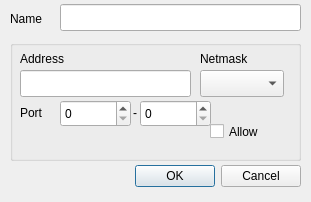
Above: newfwruledlg.ui from QubesOS/qubes-manager before the change. Below: the same form after it.
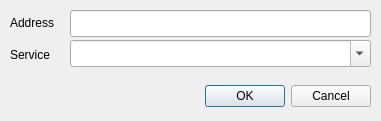
That is the form after the change.

Commit message: Simplified firewall rules edit dialogs

The edit to the form file:
```diff
--- a/newfwruledlg.ui
+++ b/newfwruledlg.ui
@@ -9,8 +9,8 @@
    <rect>
     <x>0</x>
     <y>0</y>
-    <width>311</width>
-    <height>202</height>
+    <width>381</width>
+    <height>121</height>
    </rect>
   </property>
   <property name="windowTitle">
@@ -22,9 +22,9 @@
   <widget class="QDialogButtonBox" name="buttonBox">
    <property name="geometry">
     <rect>
-     <x>30</x>
-     <y>160</y>
-     <width>271</width>
+     <x>10</x>
+     <y>80</y>
+     <width>361</width>
      <height>32</height>
     </rect>
    </property>
@@ -35,161 +35,54 @@
     <set>QDialogButtonBox::Cancel|QDialogButtonBox::Ok</set>
    </property>
   </widget>
-  <widget class="QLabel" name="label">
+  <widget class="QLabel" name="label_2">
    <property name="geometry">
     <rect>
      <x>10</x>
-     <y>10</y>
+     <y>14</y>
      <width>62</width>
      <height>17</height>
     </rect>
    </property>
    <property name="text">
-    <string>Name</string>
+    <string>Address</string>
    </property>
   </widget>
-  <widget class="QGroupBox" name="groupBox">
+  <widget class="QLineEdit" name="addressEdit">
+   <property name="geometry">
+    <rect>
+     <x>70</x>
+     <y>10</y>
+     <width>301</width>
+     <height>27</height>
+    </rect>
+   </property>
+  </widget>
+  <widget class="QLabel" name="label_4">
    <property name="geometry">
     <rect>
      <x>10</x>
+     <y>44</y>
+     <width>61</width>
+     <height>21</height>
+    </rect>
+   </property>
+   <property name="text">
+    <string>Service</string>
+   </property>
+  </widget>
+  <widget class="QComboBox" name="serviceComboBox">
+   <property name="geometry">
+    <rect>
+     <x>70</x>
      <y>40</y>
-     <width>291</width>
-     <height>121</height>
-    </rect>
-   </property>
-   <property name="title">
-    <string/>
-   </property>
-   <widget class="QLabel" name="label_2">
-    <property name="geometry">
-     <rect>
-      <x>10</x>
-      <y>10</y>
-      <width>62</width>
-      <height>17</height>
-     </rect>
-    </property>
-    <property name="text">
-     <string>Address</string>
-    </property>
-   </widget>
-   <widget class="QLabel" name="label_3">
-    <property name="geometry">
-     <rect>
-      <x>190</x>
-      <y>10</y>
-      <width>62</width>
-      <height>17</height>
-     </rect>
-    </property>
-    <property name="text">
-     <string>Netmask</string>
-    </property>
-   </widget>
-   <widget class="QCheckBox" name="allowCheckBox">
-    <property name="geometry">
-     <rect>
-      <x>200</x>
-      <y>80</y>
-      <width>71</width>
-      <height>23</height>
-     </rect>
-    </property>
-    <property name="sizePolicy">
-     <sizepolicy hsizetype="Minimum" vsizetype="Fixed">
-      <horstretch>0</horstretch>
-      <verstretch>0</verstretch>
-     </sizepolicy>
-    </property>
-    <property name="text">
-     <string>Allow</string>
-    </property>
-   </widget>
-   <widget class="QLineEdit" name="addressEdit">
-    <property name="geometry">
-     <rect>
-      <x>10</x>
-      <y>30</y>
-      <width>171</width>
-      <height>27</height>
-     </rect>
-    </property>
-   </widget>
-   <widget class="QLabel" name="label_4">
-    <property name="geometry">
-     <rect>
-      <x>10</x>
-      <y>62</y>
-      <width>31</width>
-      <height>21</height>
-     </rect>
-    </property>
-    <property name="text">
-     <string>Port</string>
-    </property>
-   </widget>
-   <widget class="QLabel" name="label_5">
-    <property name="geometry">
-     <rect>
-      <x>123</x>
-      <y>62</y>
-      <width>16</width>
-      <height>21</height>
-     </rect>
-    </property>
-    <property name="text">
-     <string>-</string>
-    </property>
-   </widget>
-   <widget class="QComboBox" name="netmaskComboBox">
-    <property name="geometry">
-     <rect>
-      <x>190</x>
-      <y>30</y>
-      <width>84</width>
-      <height>27</height>
-     </rect>
-    </property>
-   </widget>
-   <widget class="QSpinBox" name="portBeginSpinBox">
-    <property name="geometry">
-     <rect>
-      <x>50</x>
-      <y>60</y>
-      <width>71</width>
-      <height>27</height>
-     </rect>
-    </property>
-    <property name="maximum">
-     <number>65535</number>
-    </property>
-    <property name="value">
-     <number>0</number>
-    </property>
-   </widget>
-   <widget class="QSpinBox" name="portEndSpinBox">
-    <property name="geometry">
-     <rect>
-      <x>130</x>
-      <y>60</y>
-      <width>71</width>
-      <height>27</height>
-     </rect>
-    </property>
-    <property name="maximum">
-     <number>65535</number>
-    </property>
-   </widget>
-  </widget>
-  <widget class="QLineEdit" name="nameEdit">
-   <property name="geometry">
-    <rect>
-     <x>60</x>
-     <y>4</y>
-     <width>241</width>
+     <width>301</width>
      <height>27</height>
     </rect>
    </property>
+   <property name="editable">
+    <bool>true</bool>
+   </property>
   </widget>
  </widget>
  <tabstops>
```
Left out of the diff: 20 changed lines with no effect on the pictures. The commit also changes 3 other files.
